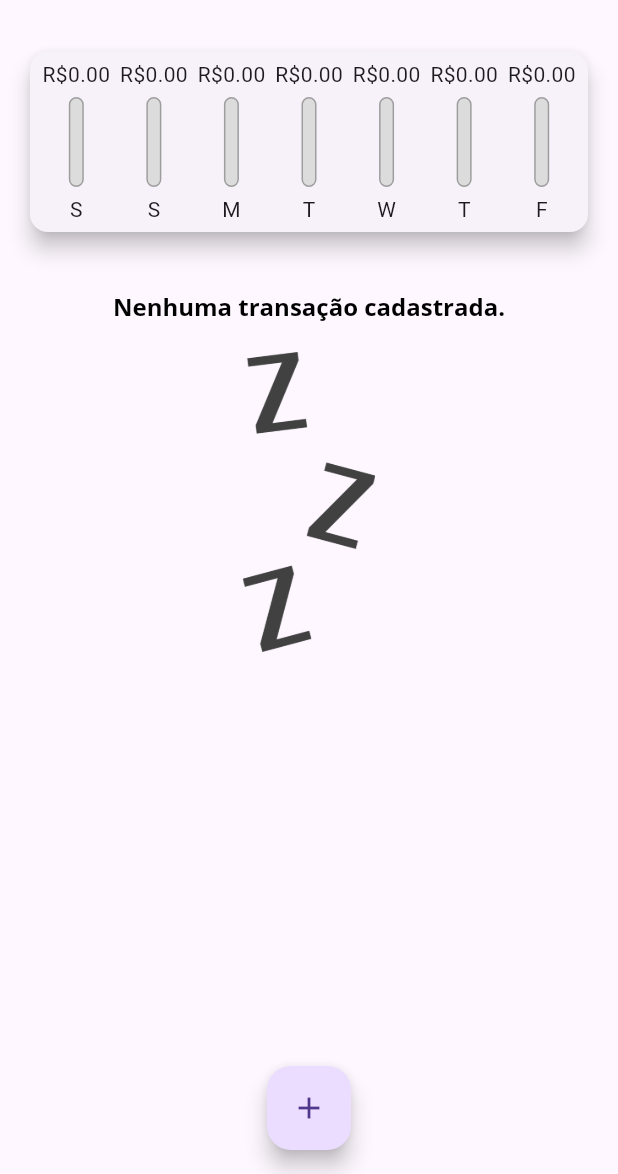
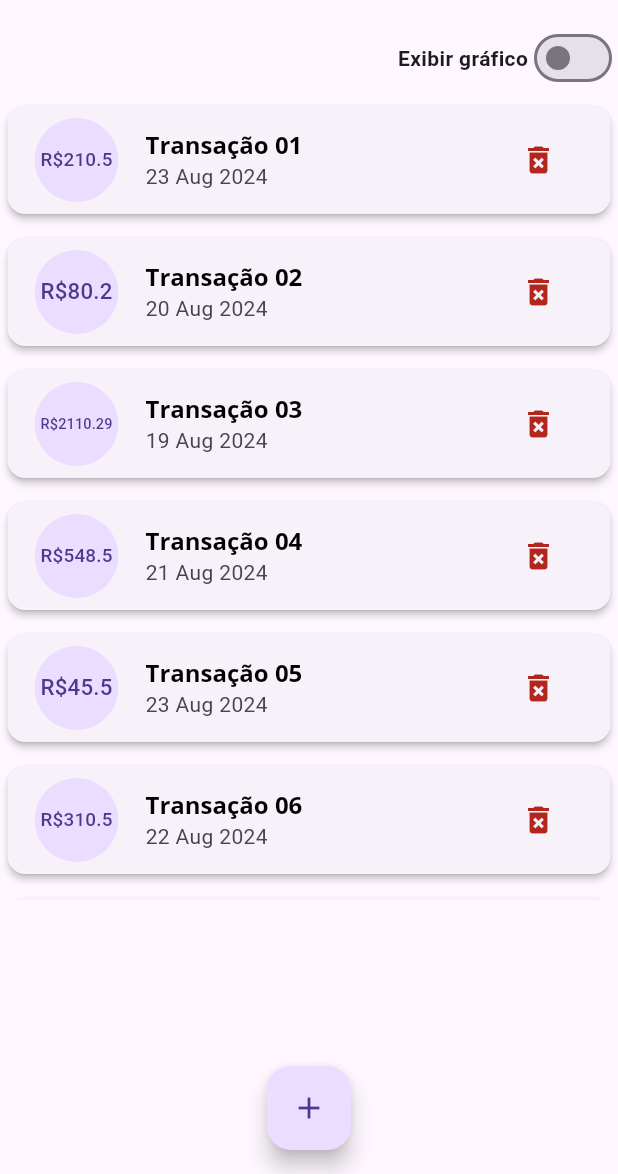
Before and after one commit to Mathews-mw/expense_organizer, a Flutter app: the screen it shows after launch, on a phone screen of 412 x 824 dp, the part 62-1236 px from its top. Run offline on Flutter 3.47's test engine with Material 3 defaults, Android fonts, the phone set to English and light mode, and no system bars.

Commit message:
responsive chart

```diff
--- a/lib/components/chart.dart
+++ b/lib/components/chart.dart
@@ -43,7 +43,7 @@ class Chart extends StatelessWidget {
   Widget build(BuildContext context) {
     return Card(
       elevation: 6,
-      margin: const EdgeInsets.all(20),
+      margin: const EdgeInsets.all(10),
       child: Padding(
         padding: const EdgeInsets.all(5.0),
         child: Row(
--- a/lib/components/chart_bar.dart
+++ b/lib/components/chart_bar.dart
@@ -14,14 +14,17 @@ class ChartBar extends StatelessWidget {
 
   @override
   Widget build(BuildContext context) {
+    return LayoutBuilder(
+      builder: (ctx, constraints) {
         return Column(
           children: <Widget>[
             Container(
-            height: 20,
-            child: FittedBox(child: Text('R\$${value.toStringAsFixed(2)}'))),
-        const SizedBox(height: 5),
+                height: constraints.maxHeight * 0.15,
+                child:
+                    FittedBox(child: Text('R\$${value.toStringAsFixed(2)}'))),
+            SizedBox(height: constraints.maxHeight * 0.05),
             Container(
-          height: 60,
+              height: constraints.maxHeight * 0.6,
               width: 10,
               child: Stack(
                 alignment: Alignment.bottomCenter,
@@ -43,9 +46,11 @@ class ChartBar extends StatelessWidget {
                 ],
               ),
             ),
-        const SizedBox(height: 5),
-        Text(label),
+            SizedBox(height: constraints.maxHeight * 0.05),
+            Container(height: constraints.maxHeight * 0.15, child: Text(label)),
           ],
+        );
+      },
     );
   }
 }
--- a/lib/main.dart
+++ b/lib/main.dart
@@ -51,7 +51,45 @@ class HomePage extends StatefulWidget {
 }
 
 class _HomePageState extends State<HomePage> {
-  final List<Transaction> _transactions = [];
+  bool _showChart = false;
+
+  final List<Transaction> _transactions = [
+    Transaction(
+        id: Random().nextDouble().toString(),
+        title: 'Transação 01',
+        value: 210.50,
+        date: DateTime.now()),
+    Transaction(
+        id: Random().nextDouble().toString(),
+        title: 'Transação 02',
+        value: 80.20,
+        date: DateTime.now().subtract(const Duration(days: 3))),
+    Transaction(
+        id: Random().nextDouble().toString(),
+        title: 'Transação 03',
+        value: 2110.29,
+        date: DateTime.now().subtract(const Duration(days: 4))),
+    Transaction(
+        id: Random().nextDouble().toString(),
+        title: 'Transação 04',
+        value: 548.50,
+        date: DateTime.now().subtract(const Duration(days: 2))),
+    Transaction(
+        id: Random().nextDouble().toString(),
+        title: 'Transação 05',
+        value: 45.50,
+        date: DateTime.now()),
+    Transaction(
+        id: Random().nextDouble().toString(),
+        title: 'Transação 06',
+        value: 310.50,
+        date: DateTime.now().subtract(const Duration(days: 1))),
+    Transaction(
+        id: Random().nextDouble().toString(),
+        title: 'Transação 07',
+        value: 197.50,
+        date: DateTime.now().subtract(const Duration(days: 2))),
+  ];
 
   List<Transaction> get _recentTransactions {
     return _transactions.where((tr) {
@@ -92,23 +130,51 @@ class _HomePageState extends State<HomePage> {
 
   @override
   Widget build(BuildContext context) {
-    return Scaffold(
-      appBar: AppBar(
+    final appBar = AppBar(
       title: const Text('Despesas Pessoais'),
       actions: <Widget>[
         IconButton(
             onPressed: () => _openTransactionFormModal(context),
             icon: const Icon(Icons.add))
       ],
-      ),
+    );
+
+    final appBarHeight = appBar.preferredSize.height;
+    final statusBardHeight = MediaQuery.of(context).padding.top;
+
+    final availableSize =
+        MediaQuery.of(context).size.height - appBarHeight - statusBardHeight;
+
+    return Scaffold(
+      appBar: appBar,
       body: SingleChildScrollView(
         child: Column(
           crossAxisAlignment: CrossAxisAlignment.stretch,
           children: <Widget>[
-            Chart(recentTransactions: _recentTransactions),
-            TransactionList(
+            Row(
+              mainAxisAlignment: MainAxisAlignment.end,
+              children: <Widget>[
+                const Text('Exibir gráfico',
+                    style: TextStyle(fontWeight: FontWeight.bold)),
+                Switch(
+                    value: _showChart,
+                    onChanged: (value) {
+                      setState(() {
+                        _showChart = value;
+                      });
+                    })
+              ],
+            ),
+            if (_showChart)
+              Container(
+                  height: availableSize * 0.3,
+                  child: Chart(recentTransactions: _recentTransactions)),
+            Container(
+              height: availableSize * 0.7,
+              child: TransactionList(
                 transactions: _transactions,
                 onRemoveTransaction: _removeTransaction,
+              ),
             ),
           ],
         ),
```
Lines whose indentation alone changed are shown as unchanged.
